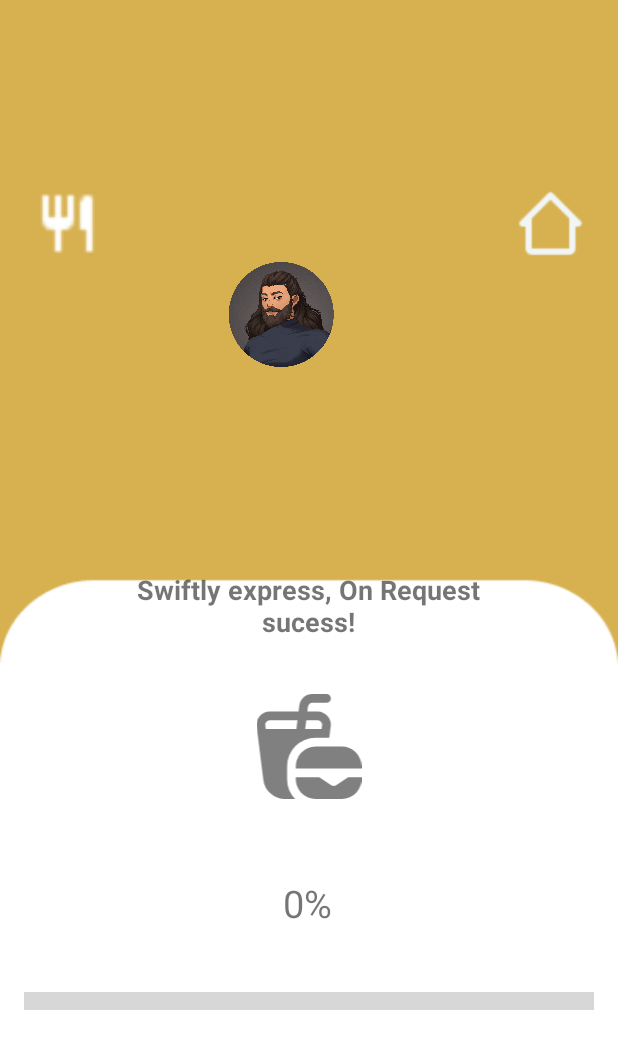
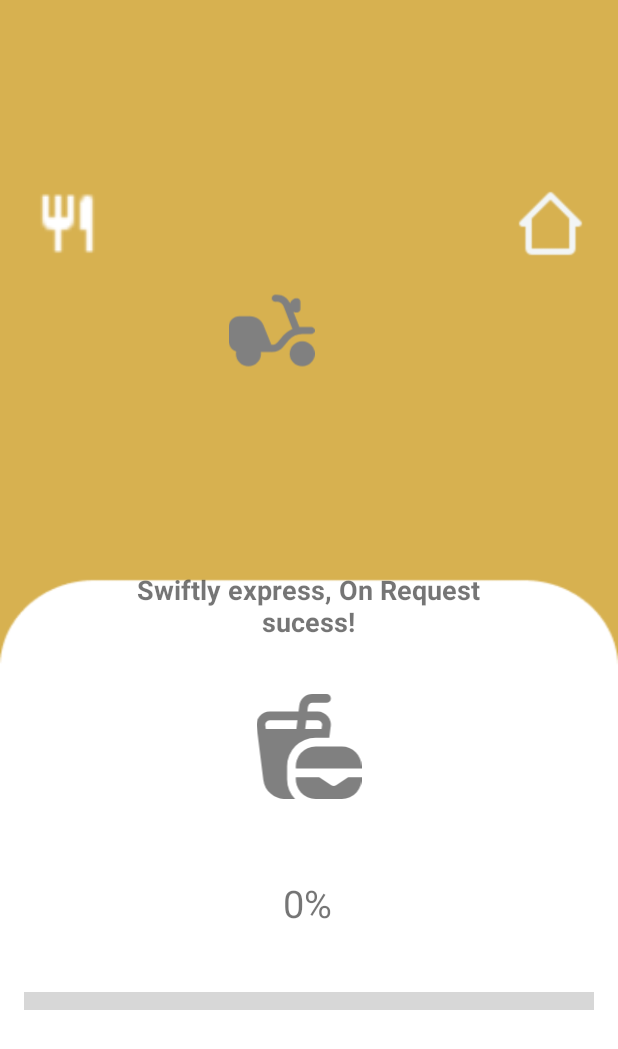
Before and after one commit to carlosalvaro98/onrequest1, an Android app: the StartPoint screen opened directly, with no data from a screen before it, on a phone screen of 412 x 824 dp. Shown: the top 1049 px of the screen. Run offline under Robolectric (Android 15) with nearby library versions, the phone set to English and light mode, and no system bars.

Commit message:
fix recyclerView to vertical

```diff
--- a/app/src/main/java/com/example/onrequest/StartPoint.java
+++ b/app/src/main/java/com/example/onrequest/StartPoint.java
@@ -43,7 +43,7 @@ public class StartPoint extends AppCompatActivity {
 
     public void progressAnimation() {
         DeliveryAnimation deliveryAnimation = new DeliveryAnimation(this, progressBar, textView, 0f, 100f);
-        deliveryAnimation.setDuration(8000);
+        deliveryAnimation.setDuration(6000);
         progressBar.setAnimation(deliveryAnimation);
     }
 
--- a/app/src/main/java/com/example/onrequest/TablesActivity.java
+++ b/app/src/main/java/com/example/onrequest/TablesActivity.java
@@ -139,7 +139,7 @@ public class TablesActivity extends AppCompatActivity {
                 // Verifica se tablesAdapter já foi inicializado
                 if (tablesAdapter != null) {
                     tablesAdapter.refreshList(menuTableList);
-                    LinearLayoutManager layoutManager = new LinearLayoutManager(this, LinearLayoutManager.HORIZONTAL, false);
+                    LinearLayoutManager layoutManager = new LinearLayoutManager(this, LinearLayoutManager.VERTICAL, false);
                     RecyclerView recyclerView = findViewById(R.id.RecyclerViewT);
                     recyclerView.setAdapter(tablesAdapter);
                     recyclerView.setLayoutManager(layoutManager);
--- /dev/null
+++ b/app/src/main/res/drawable/moped.xml
@@ -0,0 +1,12 @@
+<vector xmlns:android="http://schemas.android.com/apk/res/android"
+    android:width="24dp"
+    android:height="24dp"
+    android:viewportWidth="24"
+    android:viewportHeight="24">
+  <path
+      android:fillColor="#808080"
+      android:pathData="m20.5,15c-1.93,0 -3.5,1.57 -3.5,3.5s1.57,3.5 3.5,3.5 3.5,-1.57 3.5,-3.5 -1.57,-3.5 -3.5,-3.5Z"/>
+  <path
+      android:fillColor="#808080"
+      android:pathData="m23,13c0.553,0 1,-0.448 1,-1s-0.447,-1 -1,-1h-2.5c-0.268,0 -0.534,0.018 -0.797,0.049l-1.676,-4.312c0.289,0.163 0.618,0.263 0.974,0.263 0.552,0 1,-0.448 1,-1v-2c0,-0.552 -0.448,-1 -1,-1 -0.893,0 -1.64,0.589 -1.897,1.397 -0.639,-1.458 -2.051,-2.397 -3.655,-2.397h-0.448c-0.553,0 -1,0.448 -1,1s0.447,1 1,1h0.448c0.817,0 1.566,0.513 1.864,1.275l2.447,6.292c-0.932,0.399 -1.783,0.996 -2.484,1.775l-1.64,1.947c-0.38,0.451 -0.94,0.711 -1.53,0.711h-0.229l-2.195,-5.486c-0.607,-1.519 -2.078,-2.514 -3.714,-2.514h-2.969c-1.657,0 -3,1.343 -3,3v4c0,1.33 0.871,2.444 2.069,2.838 -0.041,0.217 -0.069,0.437 -0.069,0.662 0,1.93 1.57,3.5 3.5,3.5s3.5,-1.57 3.5,-3.5c0,-0.169 -0.016,-0.335 -0.04,-0.5h3.148c1.179,0 2.297,-0.52 3.056,-1.422l1.619,-1.923c0.947,-1.052 2.302,-1.655 3.717,-1.655h2.5Z"/>
+</vector>
--- a/app/src/main/res/layout/activity_delivery.xml
+++ b/app/src/main/res/layout/activity_delivery.xml
@@ -11,9 +11,9 @@
         android:id="@+id/button_back"
         android:layout_width="wrap_content"
         android:layout_height="wrap_content"
-        android:layout_marginStart="160dp"
+        android:layout_marginStart="157dp"
         android:layout_marginTop="346dp"
-        android:layout_marginEnd="151dp"
+        android:layout_marginEnd="160dp"
         android:layout_marginBottom="93dp"
         android:backgroundTint="@color/yellow"
         android:text="Back"
--- a/app/src/main/res/layout/activity_start_point.xml
+++ b/app/src/main/res/layout/activity_start_point.xml
@@ -37,17 +37,6 @@
             app:layout_constraintTop_toTopOf="parent"
             app:layout_constraintVertical_bias="1.0"
             app:srcCompat="@drawable/home_alt_white_regular_24" />
-
-        <ImageView
-            android:id="@+id/moving_image"
-            android:layout_width="70dp"
-            android:layout_height="70dp"
-            android:layout_marginBottom="6dp"
-            app:layout_constraintBottom_toBottomOf="parent"
-            app:layout_constraintTop_toTopOf="parent"
-            app:layout_constraintVertical_bias="0.255"
-            app:srcCompat="@drawable/cajos"
-            tools:layout_editor_absoluteX="154dp" />
 
         <ProgressBar
             android:id="@+id/progress_bar"
@@ -100,5 +89,15 @@
             app:layout_constraintTop_toBottomOf="@+id/textView13"
             app:srcCompat="@drawable/hamburger_soda" />
 
+        <ImageView
+            android:id="@+id/moving_image"
+            android:layout_width="57dp"
+            android:layout_height="63dp"
+            app:layout_constraintBottom_toBottomOf="parent"
+            app:layout_constraintTop_toTopOf="parent"
+            app:layout_constraintVertical_bias="0.272"
+            app:srcCompat="@drawable/moped"
+            tools:layout_editor_absoluteX="161dp" />
+
     </androidx.constraintlayout.widget.ConstraintLayout>
 </RelativeLayout>
```
Also changed, not shown: app/src/main/res/layout/tables_activity.xml (+5 -4 lines), app/src/main/res/layout/tables_item.xml (+4 -3 lines).
